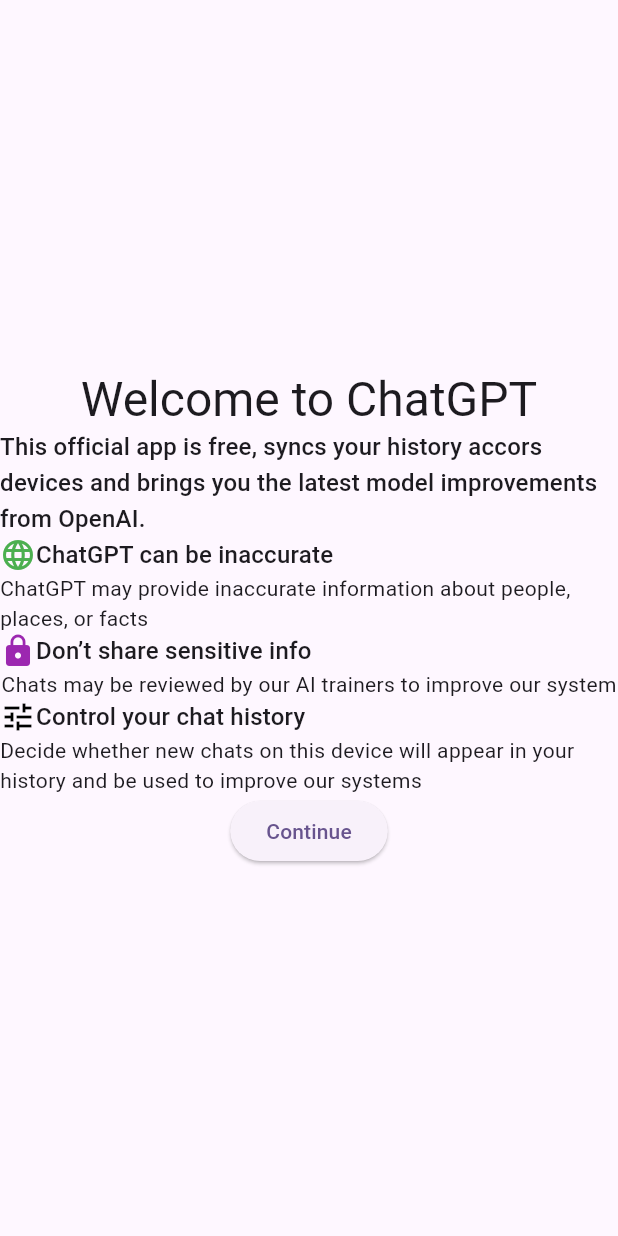
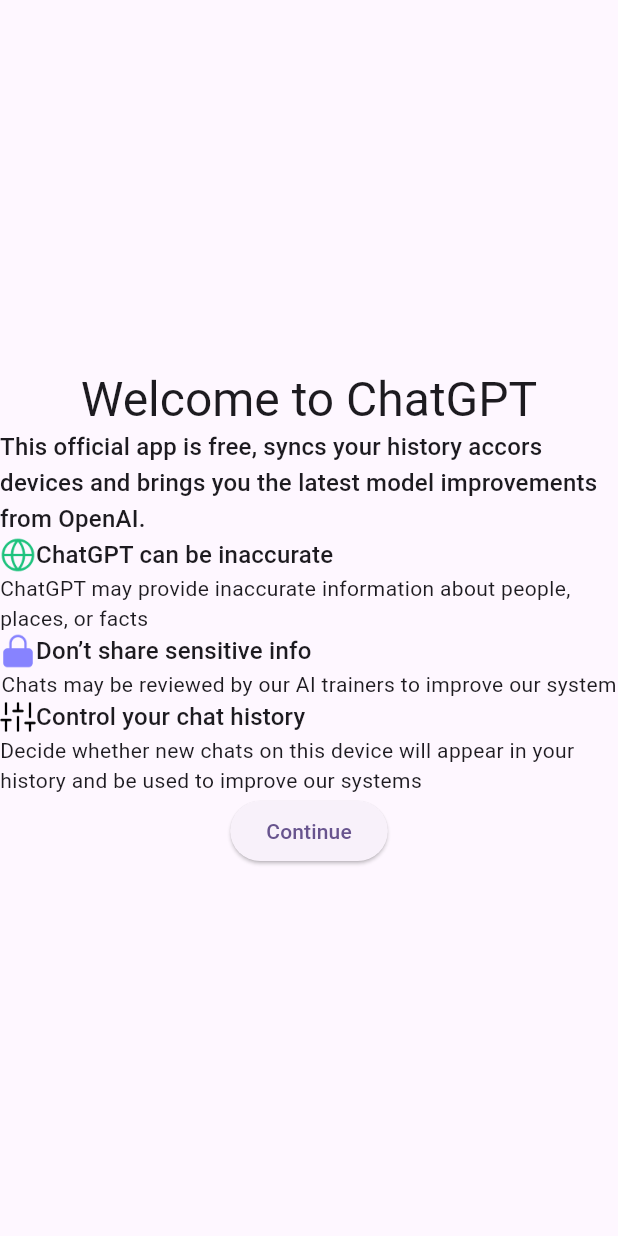
Before and after one commit to filipeobelo/ChatGpt.Flutter, a Flutter app: the screen it shows after launch, on a phone screen of 412 x 824 dp. Run offline on Flutter 3.47's test engine with Material 2 defaults, Android fonts, the phone set to English and light mode, and no system bars; our stand-ins replace bloc, dio, flutter_bloc, go_router.

Commit message:
Add Welcome Page icons

```diff
--- a/lib/commons/components/info_widget.dart
+++ b/lib/commons/components/info_widget.dart
@@ -9,7 +9,7 @@ class InfoWidget extends StatelessWidget {
 
   final String title;
   final String description;
-  final Icon icon;
+  final ImageIcon icon;
 
   @override
   Widget build(BuildContext context) {
--- a/lib/features/welcome/presentation/welcome_page.dart
+++ b/lib/features/welcome/presentation/welcome_page.dart
@@ -25,15 +25,18 @@ class MyHomePage extends StatelessWidget {
           const InfoWidget(
               title: infoTitle1,
               description: infoDescription1,
-              icon: Icon(Icons.language, color: Colors.green)),
+              icon: ImageIcon(AssetImage('icons/globe.png'),
+                  color: Color(0xff1DC27D))),
           const InfoWidget(
               title: infoTitle2,
               description: infoDescription2,
-              icon: Icon(Icons.lock, color: Colors.purple)),
+              icon: ImageIcon(AssetImage('icons/lock.png'),
+                  color: Color(0xff8783FF))),
           const InfoWidget(
               title: infoTitle3,
               description: infoDescription3,
-              icon: Icon(Icons.tune, color: Colors.black)),
+              icon: ImageIcon(AssetImage('icons/sliders.png'),
+                  color: Color(0xff000000))),
           ElevatedButton(
               onPressed: () => context.pushNamed(routerChat),
               child: const Text(buttonText)),
```
Also changed, not shown: pubspec.yaml (+4 -4 lines), icons/1.5x/globe.png (added), icons/1.5x/lock.png (added), icons/1.5x/sliders.png (added), icons/2.0x/globe.png (added), icons/2.0x/lock.png (added), icons/2.0x/sliders.png (added), icons/3.0x/globe.png (added), icons/3.0x/lock.png (added), icons/3.0x/sliders.png (added), icons/4.0x/globe.png (added), icons/4.0x/lock.png (added), icons/4.0x/sliders.png (added), icons/globe.png (added), 2 more files.
